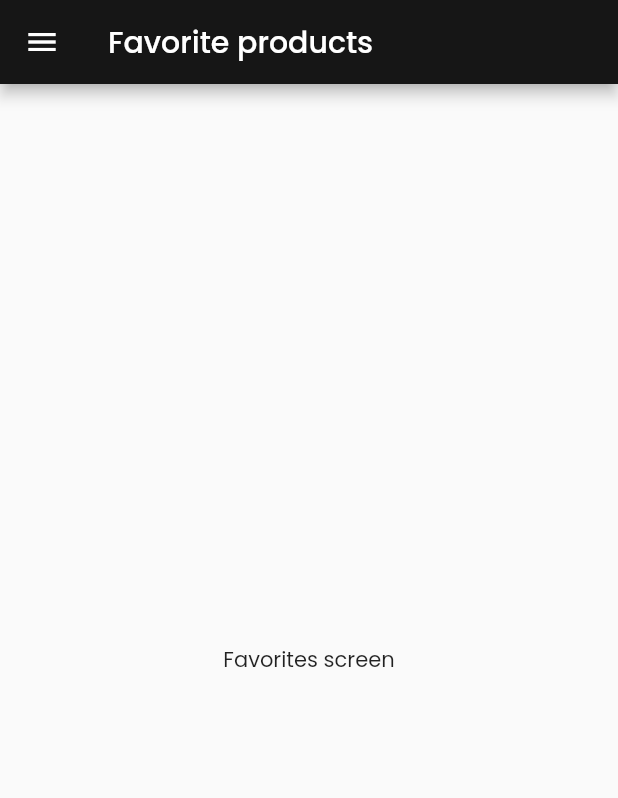
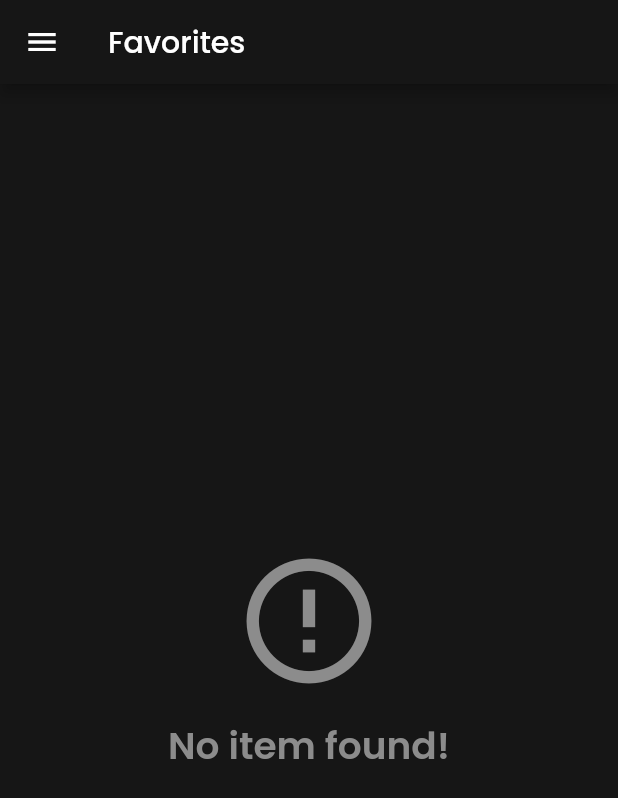
Before and after one commit to bilaltariq360/Online_Shopping_Mart, a Flutter app: the FavoritesScreen screen opened by its route, on a phone screen of 412 x 824 dp. Shown: the top 798 px of the screen. Run offline on Flutter 3.47's test engine with Material 2 defaults, Android fonts, the phone set to English and light mode, and no system bars.

Commit message:
favorite and about developer page added

```diff
--- a/online_shopping_mart/lib/models/product.dart
+++ b/online_shopping_mart/lib/models/product.dart
@@ -30,9 +30,10 @@ class Product with ChangeNotifier {
     }
   }
 
-  void toogleFavorite() {
+  bool toogleFavorite() {
     isFavorite = !isFavorite;
     notifyListeners();
+    return isFavorite;
   }
 
   double get totalPrice {
--- a/online_shopping_mart/lib/screens/favorites_screen.dart
+++ b/online_shopping_mart/lib/screens/favorites_screen.dart
@@ -1,25 +1,101 @@
 import 'package:flutter/material.dart';
-
+import 'package:provider/provider.dart';
 import '../widgets/app_drawer.dart';
+import '../products_data.dart';
+import '../widgets/cart_item.dart';
 
 class FavoritesScreen extends StatelessWidget {
+  final GlobalKey<ScaffoldState> _scaffoldKey = GlobalKey<ScaffoldState>();
   static const routeName = '/favorites';
-  final GlobalKey<ScaffoldState> _scaffoldKey = GlobalKey<ScaffoldState>();
+
   FavoritesScreen({super.key});
-
   @override
   Widget build(BuildContext context) {
+    final products = Provider.of<ProductsData>(context);
     return Scaffold(
-      //key: _scaffoldKey,
+      key: _scaffoldKey,
       appBar: AppBar(
         title: const Text(
-          'Favorite products',
+          'Favorites',
         ),
       ),
       drawer: AppDrawer(_scaffoldKey),
-      body: const Center(
-        child: Text('Favorites screen'),
-      ),
+      body: (products.favProducts.isEmpty)
+          ? Container(
+              color: const Color.fromRGBO(22, 22, 22, 1),
+              width: double.infinity,
+              child: Column(
+                mainAxisAlignment: MainAxisAlignment.center,
+                children: const [
+                  Icon(
+                    Icons.error_outline,
+                    size: 100,
+                    color: Color.fromRGBO(140, 140, 140, 1),
+                  ),
+                  SizedBox(
+                    height: 15,
+                  ),
+                  Text(
+                    'No item found!',
+                    style: TextStyle(
+                      fontSize: 25,
+                      fontWeight: FontWeight.bold,
+                      color: Color.fromRGBO(140, 140, 140, 1),
+                    ),
+                  ),
+                ],
+              ),
+            )
+          : Container(
+              color: const Color.fromRGBO(22, 22, 22, 1),
+              child: Column(
+                children: [
+                  Container(
+                    padding: const EdgeInsets.symmetric(
+                        horizontal: 10, vertical: 20),
+                    child: Row(
+                      mainAxisAlignment: MainAxisAlignment.spaceBetween,
+                      children: [
+                        const Text(
+                          'Total price',
+                          style: TextStyle(
+                            fontSize: 18,
+                            fontWeight: FontWeight.bold,
+                            color: Color.fromRGBO(208, 255, 0, 1),
+                          ),
+                        ),
+                        Text(
+                          "\$${context.read<ProductsData>().getTotalPrice.toStringAsFixed(2)}",
+                          style: const TextStyle(
+                            fontSize: 18,
+                            fontWeight: FontWeight.bold,
+                            color: Color.fromRGBO(208, 255, 0, 1),
+                          ),
+                        ),
+                      ],
+                    ),
+                  ),
+                  Expanded(
+                    child: GridView.builder(
+                      padding: const EdgeInsets.all(10),
+                      gridDelegate:
+                          const SliverGridDelegateWithFixedCrossAxisCount(
+                        crossAxisCount: 1,
+                        childAspectRatio: 3 / 2,
+                        mainAxisSpacing: 50,
+                      ),
+                      itemBuilder: (ctx, i) {
+                        return ChangeNotifierProvider.value(
+                          value: products.favProducts[i],
+                          child: CartItem(),
+                        );
+                      },
+                      itemCount: products.favProducts.length,
+                    ),
+                  ),
+                ],
+              ),
+            ),
     );
   }
 }
--- a/online_shopping_mart/lib/screens/product_details.dart
+++ b/online_shopping_mart/lib/screens/product_details.dart
@@ -70,6 +70,8 @@ class _ProductDetailScreenState extends State<ProductDetailScreen> {
                         setState(() {
                           product.decreaseQuantity();
                         });
+                        context.read<ProductsData>().getTotalPrice;
+                        context.read<ProductsData>().getTotalProducts;
                       },
                       style: ElevatedButton.styleFrom(
                         backgroundColor: const Color.fromRGBO(208, 255, 0,
```
Also changed, not shown: online_shopping_mart/lib/products_data.dart (+11 -3 lines), online_shopping_mart/lib/screens/about_developer_screen.dart (+37 -3 lines), online_shopping_mart/lib/widgets/cart_item.dart (+7 -1 lines), online_shopping_mart/assets/images/Bilal-Tariq.png (added).
